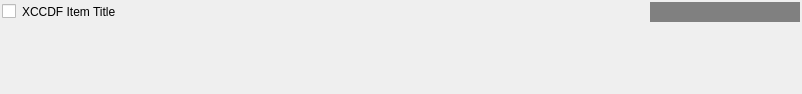
OpenSCAP/scap-workbench, file ui/RuleResultItem.ui: the form before one commit.
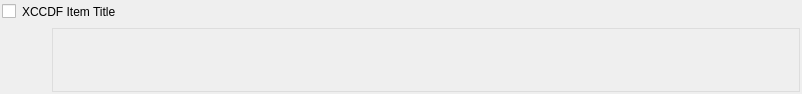
The form after the commit.

Commit message: Gray border around description, no focus for the arrow, transparent result bg by default

```diff
--- a/ui/RuleResultItem.ui
+++ b/ui/RuleResultItem.ui
@@ -76,7 +76,7 @@
          </size>
         </property>
         <property name="styleSheet">
-         <string notr="true">text-align: center; font-weight: bold; color: #ffffff; padding: 3px; background: #808080; </string>
+         <string notr="true">text-align: center; font-weight: bold; color: #ffffff; padding: 3px; </string>
         </property>
         <property name="text">
          <string/>
@@ -91,6 +91,10 @@
    </item>
    <item>
     <widget class="QLabel" name="description">
+     <property name="styleSheet">
+      <string notr="true">margin-left: 50px;
+border: 1px solid #ddd;</string>
+     </property>
      <property name="text">
       <string/>
      </property>
```
Left out of the diff: 3 changed lines with no effect on the pictures.
